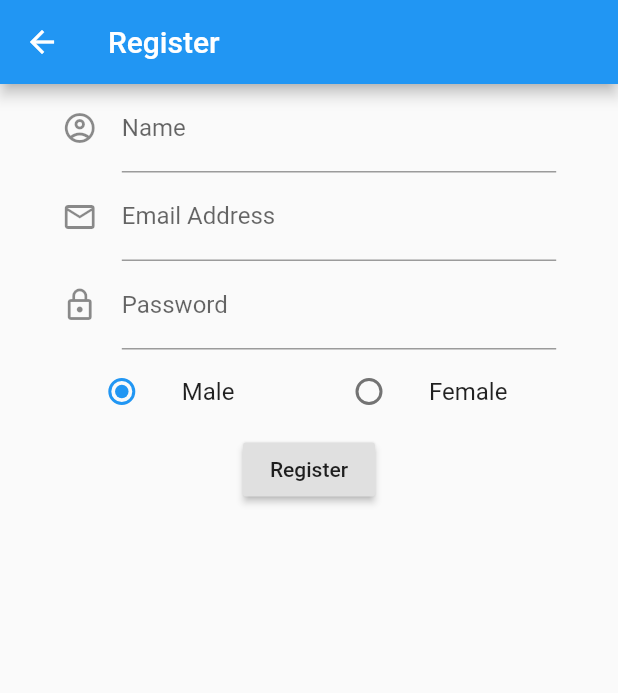
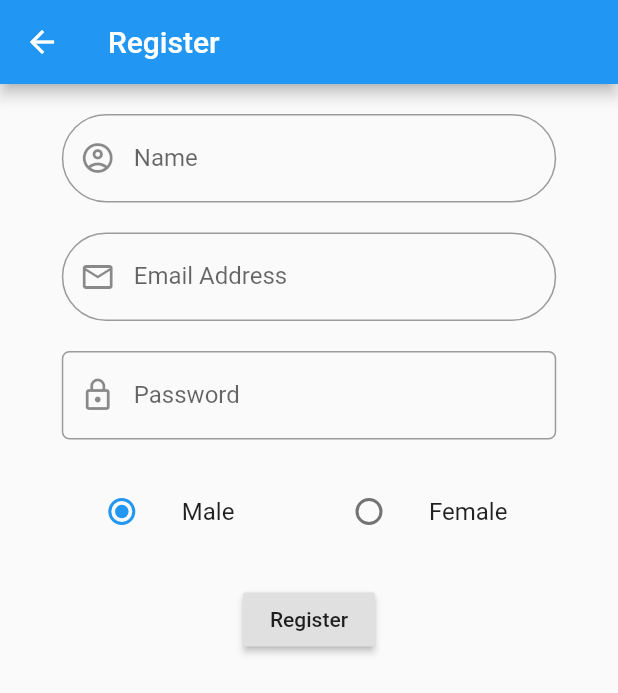
Before and after one commit to yogeshpaliyal/Flutter-Practice, a Flutter app: the RegisterPage screen opened by its route, on a phone screen of 412 x 824 dp. Shown: the top 693 px of the screen. Run offline on Flutter 3.47's test engine with Material 2 defaults, Android fonts, the phone set to English and light mode, and no system bars; our stand-ins replace shared_preferences; accounts and stored records are empty; generated files the repository leaves out were written again.

Commit message:
Improved register page

```diff
--- a/lib/screens/register.dart
+++ b/lib/screens/register.dart
@@ -1,13 +1,22 @@
+import 'dart:convert';
+
 import 'package:flutter/material.dart';
 import 'package:flutter/services.dart';
 import 'package:sample_app_1/components/gender_horizontal.dart';
+import 'package:sample_app_1/models/user_data.dart';
 import 'package:sample_app_1/screens/dashboard/dashboard.dart';
+import 'package:sample_app_1/utils/sharepref_helper.dart';
+import 'package:shared_preferences/shared_preferences.dart';
 
 class RegisterPage extends StatelessWidget {
   static const routeName = "/register";
 
   @override
   Widget build(BuildContext context) {
+    final etName = TextEditingController();
+    final etEmail = TextEditingController();
+    final etPassword = TextEditingController();
+
     return Scaffold(
       appBar: AppBar(
         title: Text("Register"),
@@ -24,34 +33,65 @@ class RegisterPage extends StatelessWidget {
               child: Form(
                 child: Column(
                   children: [
+                    SizedBox(
+                      height: 20,
+                    ),
                     TextFormField(
+                      controller: etName,
                       textInputAction: TextInputAction.next,
                       keyboardAppearance: Brightness.dark,
                       keyboardType: TextInputType.name,
                       decoration: InputDecoration(
                           labelText: "Name",
-                          icon: Icon(Icons.account_circle_outlined)),
+                          border: OutlineInputBorder(
+                              borderRadius: BorderRadius.circular(50)),
+                          prefixIcon: Icon(Icons.account_circle_outlined)),
+                    ),
+                    SizedBox(
+                      height: 20,
                     ),
                     TextFormField(
+                      controller: etEmail,
                       textInputAction: TextInputAction.next,
                       keyboardAppearance: Brightness.dark,
                       keyboardType: TextInputType.emailAddress,
                       decoration: InputDecoration(
                           labelText: "Email Address",
-                          icon: Icon(Icons.email_outlined)),
+                          border: OutlineInputBorder(
+                              borderRadius: BorderRadius.circular(50)),
+                          prefixIcon: Icon(Icons.email_outlined),),
+                    ),
+                    SizedBox(
+                      height: 20,
                     ),
                     TextFormField(
+                      controller: etPassword,
                       textInputAction: TextInputAction.next,
                       keyboardAppearance: Brightness.dark,
                       keyboardType: TextInputType.text,
                       decoration: InputDecoration(
-                          labelText: "Password",
-                          icon: Icon(Icons.lock_outline)),
+                        prefixIcon: Icon(Icons.lock_outline),
+                        border: OutlineInputBorder(borderRadius: BorderRadius.all(Radius.elliptical(5, 5)), ),
+                        labelText: "Password",
+                      ),
+                    ),
+                    SizedBox(
+                      height: 20,
                     ),
                     GenderHorizontal(),
+                    SizedBox(
+                      height: 20,
+                    ),
                     RaisedButton(
                         child: Text("Register"),
-                        onPressed: () {
+                        onPressed: () async {
+                          var userData = User.blank();
+                          userData.firstName = "Yogesh";
+                          userData.lastName = "Paliyal";
+                          userData.email = etEmail.text;
+                          var sp = await SharedPreferences.getInstance();
+                          sp.setString(SHARED_PREF_KEYS.LOGIN_DATA,
+                              jsonEncode(userData.toJson()));
                           DashboardPage.start(context);
                         })
                   ],
```
